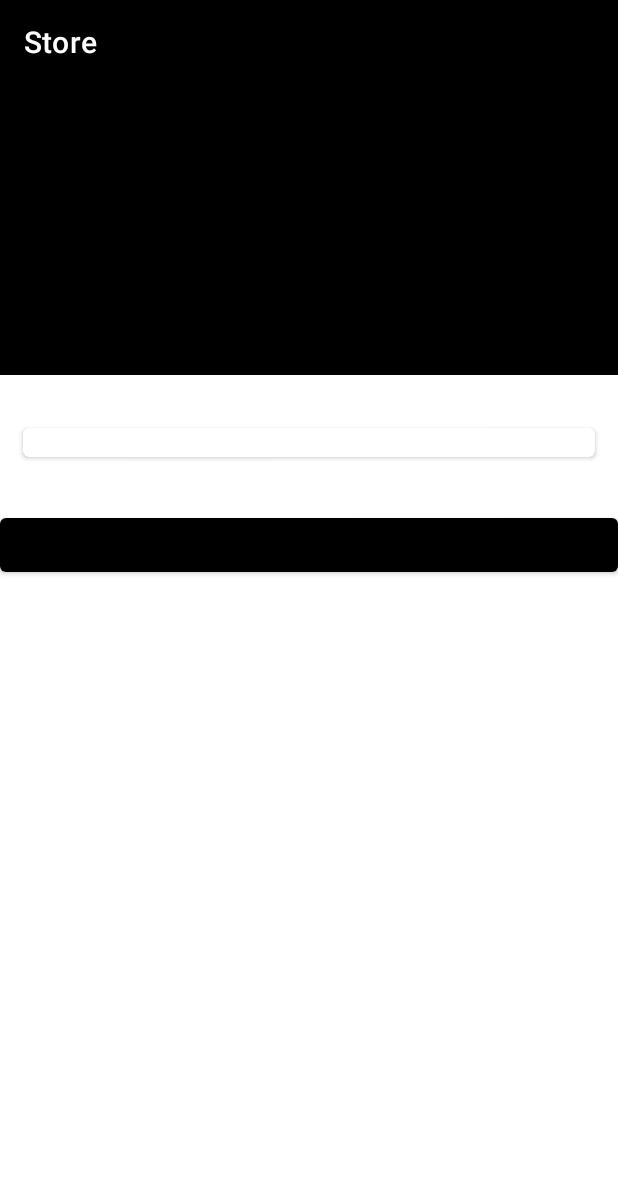
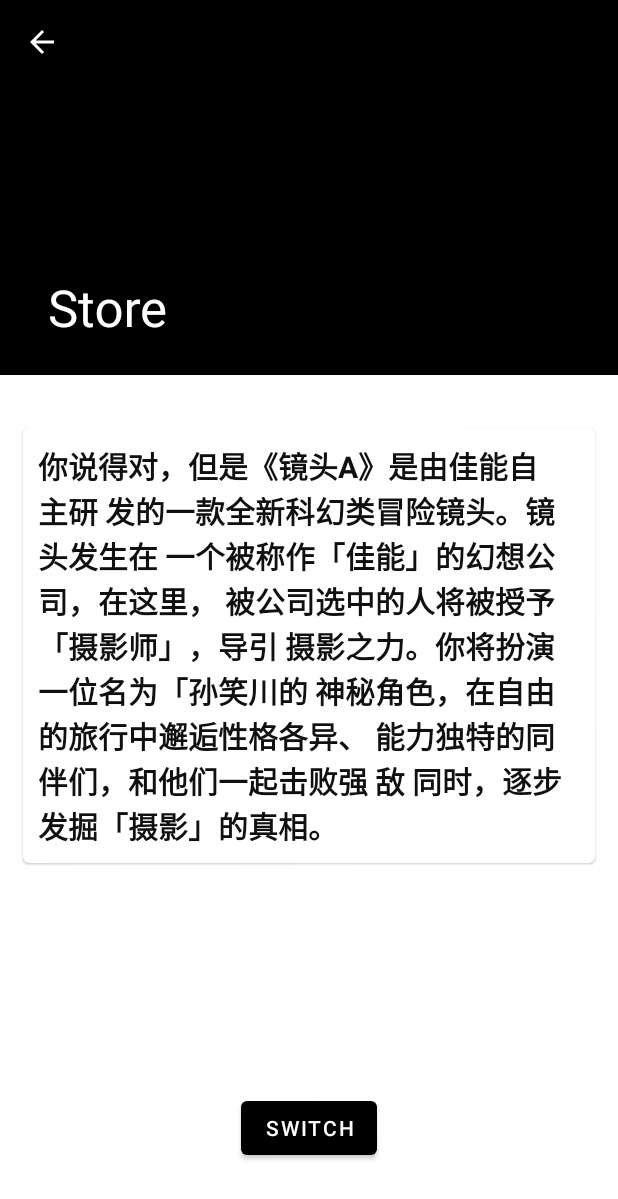
Before and after one commit to cookcookcoo/IHMS, an Android app: the LightDetail screen opened directly, with no data from a screen before it, on a phone screen of 412 x 824 dp. Shown: the top 1199 px of the screen. Run offline under Robolectric (Android 15) with nearby library versions, the light colour scheme and no system bars; 6 statements that could not run were skipped.

Commit message:
在scenario中加入了recyleview，调整了单个设备详情页的布局

```diff
--- a/app/src/main/java/com/example/store/DeviceAdapter.kt
+++ b/app/src/main/java/com/example/store/DeviceAdapter.kt
@@ -9,6 +9,7 @@ import android.widget.ImageView
 import android.widget.Switch
 import android.widget.TextView
 import android.widget.Toast
+import androidx.appcompat.app.AppCompatActivity
 import androidx.recyclerview.widget.RecyclerView
 import com.example.store.DeviceDetail.AirConditionerDetail
 import com.example.store.DeviceDetail.CurtainDetail
@@ -63,6 +64,7 @@ class DeviceAdapter(private val deviceList: ArrayList<Device>) :
         val view = LayoutInflater.from(parent.context)
             .inflate(R.layout.device_item, parent, false)
 
+
         return DeviceViewHolder(view)
     }
 
@@ -81,6 +83,7 @@ class DeviceAdapter(private val deviceList: ArrayList<Device>) :
 
     private fun handleItemClick(context: Context, device: Device) {
 
+
         val intent = when (device) {
             is Light -> Intent(context, LightDetail::class.java)
             is Television -> Intent(context, TelevisionDetail::class.java)
--- a/app/src/main/java/com/example/store/DeviceDetail/LightDetail.kt
+++ b/app/src/main/java/com/example/store/DeviceDetail/LightDetail.kt
@@ -5,9 +5,11 @@ import android.os.Bundle
 import android.widget.Button
 import android.widget.ImageView
 import android.widget.TextView
+import androidx.appcompat.widget.Toolbar
 import com.example.store.R
 import com.example.store.controlcenter.Operation
 import com.example.store.device.Light
+import com.google.android.material.appbar.CollapsingToolbarLayout
 
 class LightDetail : AppCompatActivity() {
     override fun onCreate(savedInstanceState: Bundle?) {
@@ -15,10 +17,9 @@ class LightDetail : AppCompatActivity() {
         setContentView(R.layout.activity_light_detail)
         val light = intent.getSerializableExtra("device") as Light
 
-        val name:TextView = findViewById(R.id.LightDetailName)
-        val detail:TextView = findViewById(R.id.LightDetailDetail)
         val image:ImageView = findViewById(R.id.LightDetailImage)
         val button:Button = findViewById(R.id.LightDetailSwitch)
+        val layout:CollapsingToolbarLayout = findViewById(R.id.LightDetailLayout)
         val detailContent = StringBuilder()
 
         detailContent.apply {
@@ -27,12 +28,22 @@ class LightDetail : AppCompatActivity() {
             append(light.currentPower)
         }
 
-        name.text = light.name
-        detail.text = detailContent.toString()
         image.setImageResource(light.imageID)
+        layout.title = light.name
         button.setOnClickListener {
             light.changeOperation(Operation(light.deviceID, "turnOn", 0))
         }
 
+        val toolbar = findViewById<Toolbar>(R.id.toolbar)
+        setSupportActionBar(toolbar)
+
+        supportActionBar?.setDisplayHomeAsUpEnabled(true) // 启用返回按钮
+        supportActionBar?.setDisplayShowHomeEnabled(true) // 显示返回按钮
+
+        // 设置导航按钮点击监听
+        toolbar.setNavigationOnClickListener {
+            onBackPressed()
+        }
+
     }
 }
--- a/app/src/main/res/layout/activity_curtain_detail.xml
+++ b/app/src/main/res/layout/activity_curtain_detail.xml
@@ -6,4 +6,5 @@
     android:layout_height="match_parent"
     tools:context=".DeviceDetail.CurtainDetail">
 
+
 </androidx.constraintlayout.widget.ConstraintLayout>
--- a/app/src/main/res/layout/activity_light_detail.xml
+++ b/app/src/main/res/layout/activity_light_detail.xml
@@ -6,7 +6,6 @@
     android:layout_height="match_parent"
     android:fitsSystemWindows="true">
 
-    <!--    标题栏-->
     <com.google.android.material.appbar.AppBarLayout
         android:id="@+id/appBar"
         android:layout_width="match_parent"
@@ -14,13 +13,15 @@
         android:fitsSystemWindows="true">
 
         <com.google.android.material.appbar.CollapsingToolbarLayout
-            android:id="@+id/collapsingToolbarLayout"
+            android:id="@+id/LightDetailLayout"
+            app:title=""
             android:layout_width="match_parent"
             android:layout_height="match_parent"
             android:theme="@style/ThemeOverlay.AppCompat.Dark.ActionBar"
             android:fitsSystemWindows="true"
-            app:contentScrim="@color/design_default_color_primary"
+            app:contentScrim="?attr/colorPrimary"
             app:layout_scrollFlags="scroll|exitUntilCollapsed">
+
 
             <ImageView
                 android:id="@+id/LightDetailImage"
@@ -30,17 +31,21 @@
                 android:fitsSystemWindows="true"
                 app:layout_collapseMode="parallax"/>
 
+            <!-- Toolbar 包含返回按钮 -->
             <androidx.appcompat.widget.Toolbar
                 android:id="@+id/toolbar"
                 android:layout_width="match_parent"
                 android:layout_height="?attr/actionBarSize"
-                app:layout_collapseMode="pin"/>
+                app:contentInsetLeft="0dp"
+                app:contentInsetStart="0dp"
+                app:contentInsetStartWithNavigation="0dp"
+                app:navigationIcon="?android:attr/homeAsUpIndicator" />
+
 
         </com.google.android.material.appbar.CollapsingToolbarLayout>
 
     </com.google.android.material.appbar.AppBarLayout>
 
-    <!--    内容详情-->
     <androidx.core.widget.NestedScrollView
         android:layout_width="match_parent"
         android:layout_height="match_parent"
@@ -51,36 +56,98 @@
             android:layout_width="match_parent"
             android:layout_height="wrap_content">
 
-            <androidx.cardview.widget.CardView
+            <com.google.android.material.card.MaterialCardView
                 android:layout_width="match_parent"
                 android:layout_height="wrap_content"
+                android:layout_marginBottom="15dp"
                 android:layout_marginLeft="15dp"
+                android:layout_marginRight="15dp"
                 android:layout_marginTop="35dp"
-                android:layout_marginRight="15dp"
-                android:layout_marginBottom="15dp"
                 app:cardCornerRadius="4dp">
 
                 <TextView
-                    android:id="@+id/LightDetailName"
+                    android:id="@+id/titleText"
+                    android:text="你说得对，但是《镜头A》是由佳能自主研
+发的一款全新科幻类冒险镜头。镜头发生在
+一个被称作「佳能」的幻想公司，在这里，
+被公司选中的人将被授予「摄影师」，导引
+摄影之力。你将扮演一位名为「孙笑川的
+神秘角色，在自由的旅行中邂逅性格各异、
+能力独特的同伴们，和他们一起击败强
+敌
+同时，逐步发掘「摄影」的真相。"
+                    android:textSize="20dp"
+                    android:textColor="#FF101010"
+                    android:textStyle="bold"
                     android:layout_width="wrap_content"
-                    android:layout_height="wrap_content" />
+                    android:layout_height="wrap_content"
+                    android:layout_margin="10dp" />
 
-            </androidx.cardview.widget.CardView>
 
-            <TextView
-                android:id="@+id/LightDetailDetail"
-                android:layout_width="match_parent"
-                android:layout_height="wrap_content"
-                android:text="TextView" />
+            </com.google.android.material.card.MaterialCardView>
 
-            <Button
-                android:id="@+id/LightDetailSwitch"
-                android:layout_width="match_parent"
-                android:layout_height="wrap_content"
-                android:text="Button" />
 
         </LinearLayout>
+
+
     </androidx.core.widget.NestedScrollView>
+
+    <FrameLayout
+        android:id="@+id/frameLayout"
+        android:layout_width="match_parent"
+        android:layout_height="match_parent">
+
+        <LinearLayout
+            android:layout_width="match_parent"
+            android:layout_height="match_parent"
+            android:gravity="center_horizontal|bottom">
+
+            <com.google.android.material.button.MaterialButton
+                android:id="@+id/LightDetailSwitch"
+                android:layout_width="wrap_content"
+                android:layout_height="wrap_content"
+                android:layout_margin="16dp"
+                android:textColor="#FFFFFF"
+                android:text="switch" />
+
+
+        </LinearLayout>
+
+
+    </FrameLayout>
+
+    <!-- Snackbar 容器 -->
+    <FrameLayout
+        android:layout_width="match_parent"
+        android:layout_height="match_parent">
+
+        <!-- 这里将显示添加成功的标识 -->
+        <ImageView
+            android:id="@+id/successAddImageView"
+            android:layout_width="150dp"
+            android:layout_height="150dp"
+            android:layout_gravity="center"
+            android:visibility="invisible"
+            android:src="@drawable/devices_background"/>
+
+    </FrameLayout>
+
+    <FrameLayout
+        android:layout_width="match_parent"
+        android:layout_height="match_parent"
+        app:layout_anchor="@+id/frameLayout"
+        app:layout_anchorGravity="center">
+
+        <!-- 这里将显示购买成功的标识 -->
+        <ImageView
+            android:id="@+id/successBuyImageView"
+            android:layout_width="150dp"
+            android:layout_height="150dp"
+            android:layout_gravity="center"
+            android:src="@drawable/devices_background"
+            android:visibility="invisible" />
+
+    </FrameLayout>
 
 
 </androidx.coordinatorlayout.widget.CoordinatorLayout>
--- a/app/src/main/res/values/themes.xml
+++ b/app/src/main/res/values/themes.xml
@@ -1,6 +1,6 @@
 <resources xmlns:tools="http://schemas.android.com/tools">
     <!-- Base application theme. -->
-    <style name="Theme.Store" parent="Theme.MaterialComponents.DayNight.DarkActionBar">
+    <style name="Theme.Store" parent="Theme.MaterialComponents.DayNight.NoActionBar">
         <!-- Primary brand color. -->
         <item name="colorPrimary">@color/black</item>
         <item name="colorPrimaryVariant">@color/purple_700</item>
@@ -12,5 +12,6 @@
         <!-- Status bar color. -->
         <item name="android:statusBarColor">?attr/colorPrimaryVariant</item>
         <!-- Customize your theme here. -->
+        <item name="android:windowFullscreen">true</item>
     </style>
 </resources>
```
Also changed, not shown: app/src/main/res/layout/fragment_scenario.xml (+13 -19 lines), app/src/main/res/layout/scene_item.xml (added, +46 -0 lines).
